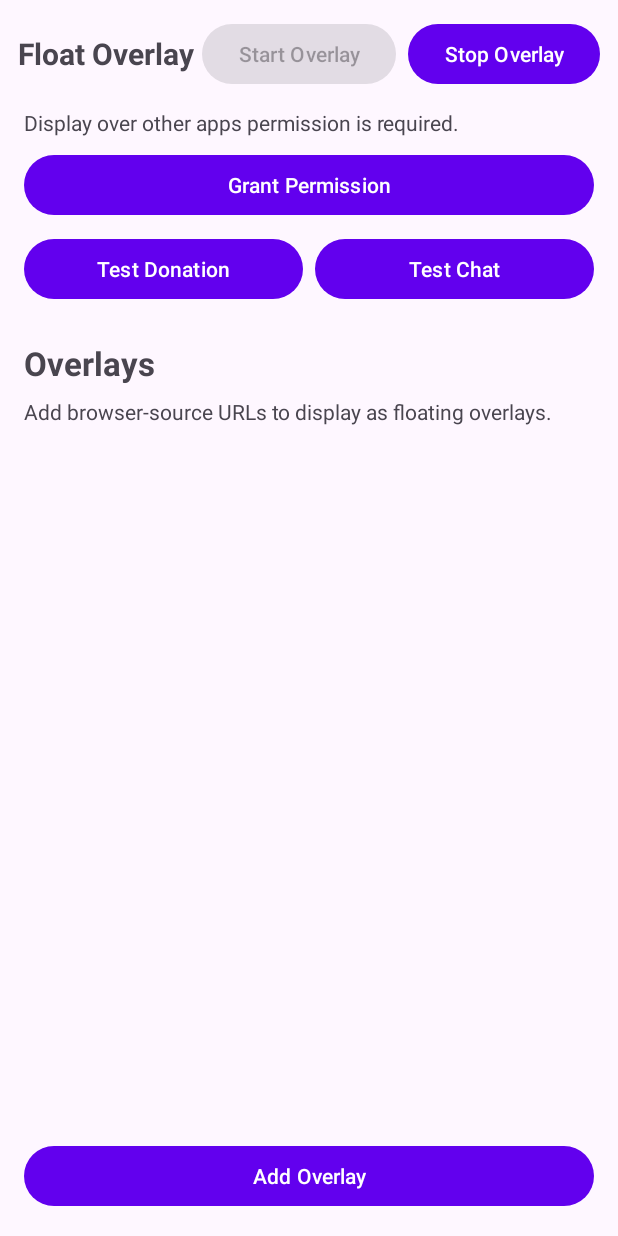
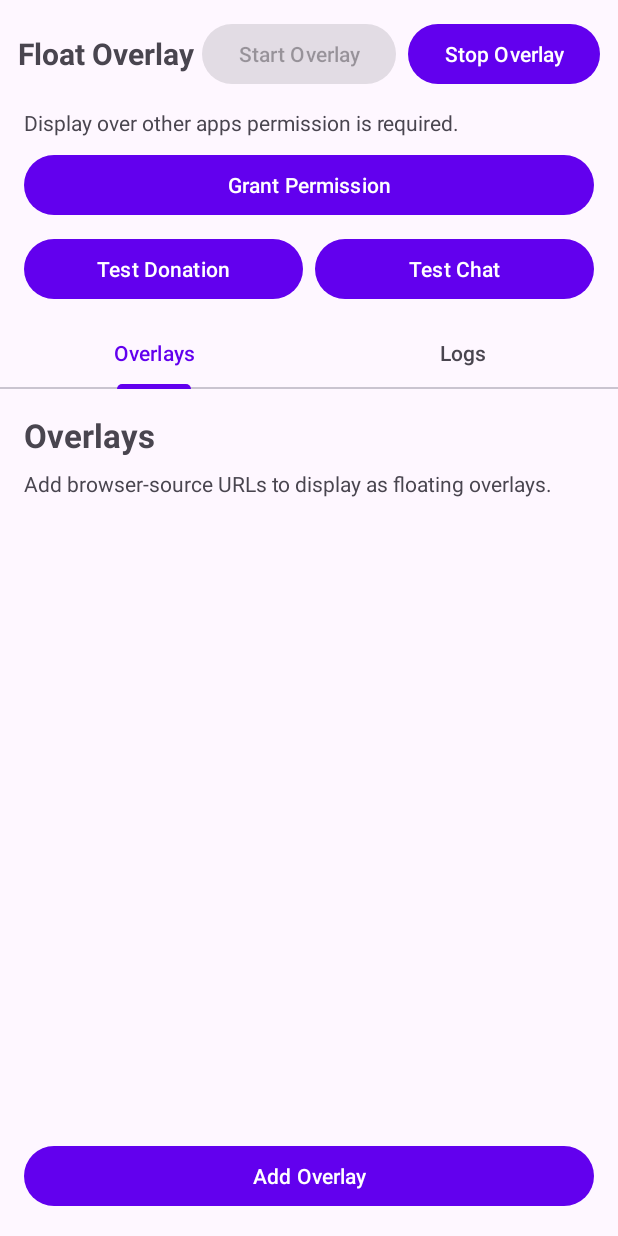
Before and after one commit to syazarilasyraf/float-app, an Android app: the screen it shows after launch (MainActivity), on a phone screen of 412 x 824 dp. Run offline under Robolectric (Android 15) with nearby library versions, the light colour scheme and no system bars.

Commit message:
Add live Logs tab and build overlay programmatically to avoid XML inflation crashes

```diff
--- a/app/build.gradle.kts
+++ b/app/build.gradle.kts
@@ -47,4 +47,5 @@ dependencies {
     implementation("androidx.recyclerview:recyclerview:1.3.2")
     implementation("androidx.fragment:fragment-ktx:1.8.1")
     implementation("androidx.lifecycle:lifecycle-runtime-ktx:2.8.3")
+    implementation("androidx.viewpager2:viewpager2:1.1.0")
 }
--- a/app/src/main/java/com/floatoverlay/app/MainActivity.kt
+++ b/app/src/main/java/com/floatoverlay/app/MainActivity.kt
@@ -9,7 +9,9 @@ import android.widget.TextView
 import androidx.activity.result.contract.ActivityResultContracts
 import androidx.appcompat.app.AppCompatActivity
 import androidx.core.content.ContextCompat
-import com.floatoverlay.app.ui.overlay.OverlayListFragment
+import androidx.viewpager2.widget.ViewPager2
+import com.google.android.material.tabs.TabLayout
+import com.google.android.material.tabs.TabLayoutMediator
 
 class MainActivity : AppCompatActivity() {
 
@@ -19,6 +21,8 @@ class MainActivity : AppCompatActivity() {
     private lateinit var stopOverlayButton: Button
     private lateinit var testDonationButton: Button
     private lateinit var testChatButton: Button
+    private lateinit var viewPager: ViewPager2
+    private lateinit var tabLayout: TabLayout
 
     private val overlaySettingsLauncher = registerForActivityResult(
         ActivityResultContracts.StartActivityForResult()
@@ -36,6 +40,8 @@ class MainActivity : AppCompatActivity() {
         stopOverlayButton = findViewById(R.id.stopOverlayButton)
         testDonationButton = findViewById(R.id.testDonationButton)
         testChatButton = findViewById(R.id.testChatButton)
+        viewPager = findViewById(R.id.viewPager)
+        tabLayout = findViewById(R.id.tabLayout)
 
         grantPermissionButton.setOnClickListener {
             requestOverlayPermission()
@@ -65,11 +71,14 @@ class MainActivity : AppCompatActivity() {
             )
         }
 
-        if (savedInstanceState == null) {
-            supportFragmentManager.beginTransaction()
-                .replace(R.id.fragmentContainer, OverlayListFragment())
-                .commit()
-        }
+        viewPager.adapter = MainPagerAdapter(this)
+        TabLayoutMediator(tabLayout, viewPager) { tab, position ->
+            tab.text = when (position) {
+                0 -> "Overlays"
+                1 -> "Logs"
+                else -> ""
+            }
+        }.attach()
 
         updatePermissionState()
     }
@@ -100,11 +109,13 @@ class MainActivity : AppCompatActivity() {
     }
 
     private fun startOverlayService() {
+        LogStore.log("MainActivity", "Starting overlay service")
         val intent = Intent(this, FloatOverlayService::class.java)
         ContextCompat.startForegroundService(this, intent)
     }
 
     private fun stopOverlayService() {
+        LogStore.log("MainActivity", "Stopping overlay service")
         stopService(Intent(this, FloatOverlayService::class.java))
     }
 }
--- /dev/null
+++ b/app/src/main/java/com/floatoverlay/app/MainPagerAdapter.kt
@@ -0,0 +1,20 @@
+package com.floatoverlay.app
+
+import androidx.fragment.app.Fragment
+import androidx.fragment.app.FragmentActivity
+import androidx.viewpager2.adapter.FragmentStateAdapter
+import com.floatoverlay.app.ui.logs.LogsFragment
+import com.floatoverlay.app.ui.overlay.OverlayListFragment
+
+class MainPagerAdapter(activity: FragmentActivity) : FragmentStateAdapter(activity) {
+
+    override fun getItemCount(): Int = 2
+
+    override fun createFragment(position: Int): Fragment {
+        return when (position) {
+            0 -> OverlayListFragment()
+            1 -> LogsFragment()
+            else -> OverlayListFragment()
+        }
+    }
+}
--- a/app/src/main/res/layout/activity_main.xml
+++ b/app/src/main/res/layout/activity_main.xml
@@ -1,5 +1,6 @@
 <?xml version="1.0" encoding="utf-8"?>
 <LinearLayout xmlns:android="http://schemas.android.com/apk/res/android"
+    xmlns:app="http://schemas.android.com/apk/res-auto"
     android:layout_width="match_parent"
     android:layout_height="match_parent"
     android:orientation="vertical">
@@ -76,8 +77,15 @@
 
     </LinearLayout>
 
-    <FrameLayout
-        android:id="@+id/fragmentContainer"
+    <com.google.android.material.tabs.TabLayout
+        android:id="@+id/tabLayout"
+        android:layout_width="match_parent"
+        android:layout_height="wrap_content"
+        app:tabGravity="fill"
+        app:tabMode="fixed" />
+
+    <androidx.viewpager2.widget.ViewPager2
+        android:id="@+id/viewPager"
         android:layout_width="match_parent"
         android:layout_height="0dp"
         android:layout_weight="1" />
```
Also changed, not shown: app/src/main/java/com/floatoverlay/app/FloatOverlayService.kt (+39 -13 lines), app/src/main/java/com/floatoverlay/app/LogStore.kt (added, +45 -0 lines), app/src/main/java/com/floatoverlay/app/ui/logs/LogsFragment.kt (added, +57 -0 lines), app/src/main/res/layout/fragment_logs.xml (added, +40 -0 lines).
